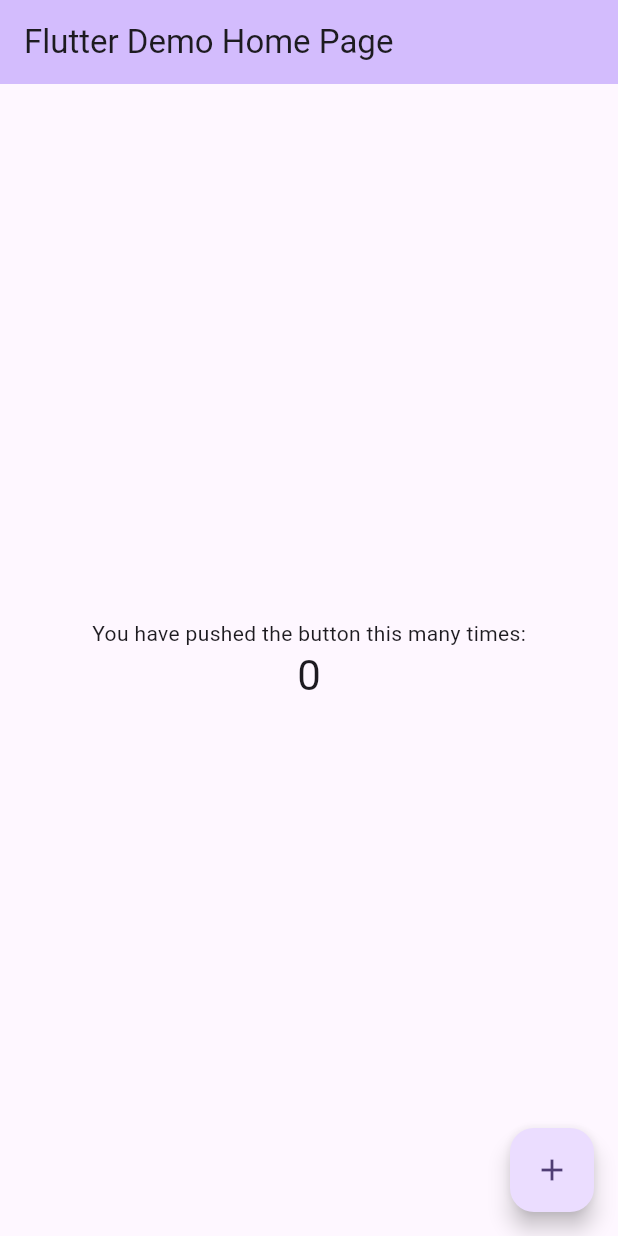
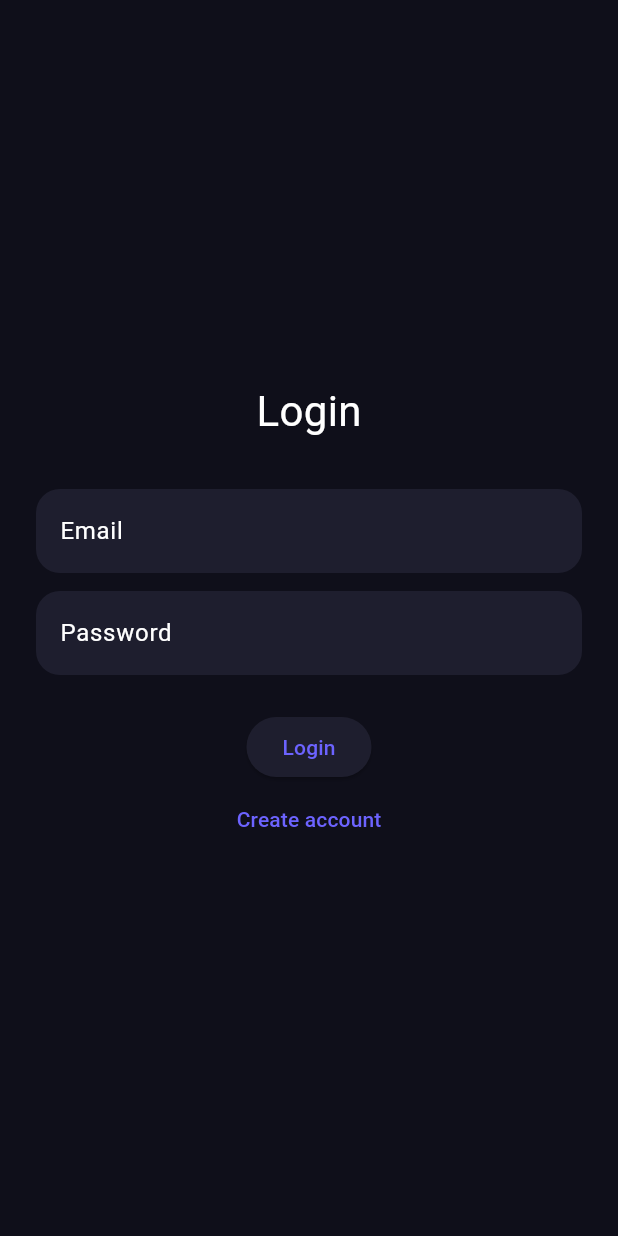
Before and after one commit to aksza/Echo, a Flutter app: the screen it shows after launch, on a phone screen of 412 x 824 dp. Run offline on Flutter 3.47's test engine with Material 3 defaults, Android fonts, the phone set to English and light mode, and no system bars; our stand-ins replace dio, flutter_riverpod.

Commit message:
added theme and login, register pages

```diff
--- /dev/null
+++ b/frontend/echo_app/lib/core/theme/app_theme.dart
@@ -0,0 +1,25 @@
+import 'package:flutter/material.dart';
+
+class AppTheme {
+  static ThemeData darkTheme = ThemeData(
+    useMaterial3: true,
+    brightness: Brightness.dark,
+
+    colorScheme: const ColorScheme.dark(
+      primary: Color(0xFF6C63FF),
+      secondary: Color(0xFF00C2FF),
+      surface: Color(0xFF1E1E2E),
+    ),
+
+    scaffoldBackgroundColor: const Color(0xFF0F0F1A),
+
+    inputDecorationTheme: const InputDecorationTheme(
+      filled: true,
+      fillColor: Color(0xFF1E1E2E),
+      border: OutlineInputBorder(
+        borderRadius: BorderRadius.all(Radius.circular(16)),
+        borderSide: BorderSide.none,
+      ),
+    ),
+  );
+}
--- /dev/null
+++ b/frontend/echo_app/lib/features/auth/data/auth_api.dart
@@ -0,0 +1,25 @@
+import 'package:dio/dio.dart';
+
+class AuthApi {
+  final Dio dio;
+
+  AuthApi(this.dio);
+
+  Future<String> login(String email, String password) async {
+    final res = await dio.post('/auth/login', data: {
+      "email": email,
+      "password": password,
+    });
+
+    return res.data["token"];
+  }
+
+  Future<String> register(String email, String password) async {
+    final res = await dio.post('/auth/register', data: {
+      "email": email,
+      "password": password,
+    });
+
+    return res.data["token"];
+  }
+}
--- /dev/null
+++ b/frontend/echo_app/lib/features/auth/data/auth_repository.dart
@@ -0,0 +1,15 @@
+import '../data/auth_api.dart';
+
+class AuthRepository {
+  final AuthApi api;
+
+  AuthRepository(this.api);
+
+  Future<String> login(String email, String password) {
+    return api.login(email, password);
+  }
+
+  Future<String> register(String email, String password) {
+    return api.register(email, password);
+  }
+}
--- /dev/null
+++ b/frontend/echo_app/lib/features/auth/presentation/auth_controller.dart
@@ -0,0 +1,45 @@
+import 'package:flutter_riverpod/flutter_riverpod.dart';
+import '../data/auth_api.dart';
+import '../data/auth_repository.dart';
+import '../../../core/network/dio_client.dart';
+
+final dioProvider = Provider((ref) => DioClient().dio);
+
+final authApiProvider = Provider((ref) {
+  return AuthApi(ref.read(dioProvider));
+});
+
+final authRepositoryProvider = Provider((ref) {
+  return AuthRepository(ref.read(authApiProvider));
+});
+
+final authControllerProvider =
+    StateNotifierProvider<AuthController, AsyncValue<String?>>((ref) {
+  return AuthController(ref.read(authRepositoryProvider));
+});
+
+class AuthController extends StateNotifier<AsyncValue<String?>> {
+  final AuthRepository repo;
+
+  AuthController(this.repo) : super(const AsyncValue.data(null));
+
+  Future<void> login(String email, String password) async {
+    state = const AsyncValue.loading();
+    try {
+      final token = await repo.login(email, password);
+      state = AsyncValue.data(token);
+    } catch (e) {
+      state = AsyncValue.error(e, StackTrace.current);
+    }
+  }
+
+  Future<void> register(String email, String password) async {
+    state = const AsyncValue.loading();
+    try {
+      final token = await repo.register(email, password);
+      state = AsyncValue.data(token);
+    } catch (e) {
+      state = AsyncValue.error(e, StackTrace.current);
+    }
+  }
+}
--- /dev/null
+++ b/frontend/echo_app/lib/features/auth/presentation/login_page.dart
@@ -0,0 +1,64 @@
+import 'package:echo_app/features/auth/presentation/register_page.dart';
+import 'package:flutter/material.dart';
+import 'package:flutter_riverpod/flutter_riverpod.dart';
+import '../presentation/auth_controller.dart';
+
+class LoginPage extends ConsumerWidget {
+  LoginPage({super.key});
+
+  final email = TextEditingController();
+  final password = TextEditingController();
+
+  @override
+  Widget build(BuildContext context, WidgetRef ref) {
+    final state = ref.watch(authControllerProvider);
+
+    return Scaffold(
+      body: Padding(
+        padding: const EdgeInsets.all(24),
+        child: Column(
+          mainAxisAlignment: MainAxisAlignment.center,
+          children: [
+            const Text("Login", style: TextStyle(fontSize: 28)),
+            const SizedBox(height: 32),
+
+            TextField(
+              controller: email,
+              decoration: const InputDecoration(hintText: "Email"),
+            ),
+            const SizedBox(height: 12),
+
+            TextField(
+              controller: password,
+              obscureText: true,
+              decoration: const InputDecoration(hintText: "Password"),
+            ),
+
+            const SizedBox(height: 24),
+
+            state.isLoading
+                ? const CircularProgressIndicator()
+                : ElevatedButton(
+                    onPressed: () {
+                      ref
+                          .read(authControllerProvider.notifier)
+                          .login(email.text, password.text);
+                    },
+                    child: const Text("Login"),
+                  ),
+
+            TextButton(
+              onPressed: () {
+                Navigator.push(
+                  context,
+                  MaterialPageRoute(builder: (_) => RegisterPage()),
+                );
+              },
+              child: const Text("Create account"),
+            )
+          ],
+        ),
+      ),
+    );
+  }
+}
--- /dev/null
+++ b/frontend/echo_app/lib/features/auth/presentation/register_page.dart
@@ -0,0 +1,48 @@
+import 'package:echo_app/features/auth/presentation/auth_controller.dart';
+import 'package:flutter/material.dart';
+import 'package:flutter_riverpod/flutter_riverpod.dart';
+
+class RegisterPage extends ConsumerWidget {
+  RegisterPage({super.key});
+
+  final email = TextEditingController();
+  final password = TextEditingController();
+
+  @override
+  Widget build(BuildContext context, WidgetRef ref) {
+    return Scaffold(
+      body: Padding(
+        padding: const EdgeInsets.all(24),
+        child: Column(
+          mainAxisAlignment: MainAxisAlignment.center,
+          children: [
+            const Text("Register", style: TextStyle(fontSize: 28)),
+
+            TextField(
+              controller: email,
+              decoration: const InputDecoration(hintText: "Email"),
+            ),
+            const SizedBox(height: 12),
+
+            TextField(
+              controller: password,
+              obscureText: true,
+              decoration: const InputDecoration(hintText: "Password"),
+            ),
+
+            const SizedBox(height: 24),
+
+            ElevatedButton(
+              onPressed: () {
+                ref
+                    .read(authControllerProvider.notifier)
+                    .register(email.text, password.text);
+              },
+              child: const Text("Register"),
+            ),
+          ],
+        ),
+      ),
+    );
+  }
+}
--- a/frontend/echo_app/lib/main.dart
+++ b/frontend/echo_app/lib/main.dart
@@ -1,7 +1,15 @@
+import 'package:echo_app/core/theme/app_theme.dart';
+import 'package:echo_app/features/auth/presentation/login_page.dart';
 import 'package:flutter/material.dart';
 
+import 'package:flutter_riverpod/flutter_riverpod.dart'; // IMPORTANT
+
 void main() {
-  runApp(const MyApp());
+  runApp(
+    const ProviderScope(
+      child: MyApp(),
+    ),
+  );
 }
 
 class MyApp extends StatelessWidget {
@@ -12,25 +20,27 @@ class MyApp extends StatelessWidget {
   Widget build(BuildContext context) {
     return MaterialApp(
       title: 'Flutter Demo',
-      theme: ThemeData(
-        // This is the theme of your application.
-        //
-        // TRY THIS: Try running your application with "flutter run". You'll see
-        // the application has a purple toolbar. Then, without quitting the app,
-        // try changing the seedColor in the colorScheme below to Colors.green
-        // and then invoke "hot reload" (save your changes or press the "hot
-        // reload" button in a Flutter-supported IDE, or press "r" if you used
-        // the command line to start the app).
-        //
-        // Notice that the counter didn't reset back to zero; the application
-        // state is not lost during the reload. To reset the state, use hot
-        // restart instead.
-        //
-        // This works for code too, not just values: Most code changes can be
-        // tested with just a hot reload.
-        colorScheme: .fromSeed(seedColor: Colors.deepPurple),
-      ),
-      home: const MyHomePage(title: 'Flutter Demo Home Page'),
+      // theme: ThemeData(
+      //   // This is the theme of your application.
+      //   //
+      //   // TRY THIS: Try running your application with "flutter run". You'll see
+      //   // the application has a purple toolbar. Then, without quitting the app,
+      //   // try changing the seedColor in the colorScheme below to Colors.green
+      //   // and then invoke "hot reload" (save your changes or press the "hot
+      //   // reload" button in a Flutter-supported IDE, or press "r" if you used
+      //   // the command line to start the app).
+      //   //
+      //   // Notice that the counter didn't reset back to zero; the application
+      //   // state is not lost during the reload. To reset the state, use hot
+      //   // restart instead.
+      //   //
+      //   // This works for code too, not just values: Most code changes can be
+      //   // tested with just a hot reload.
+      //   colorScheme: .fromSeed(seedColor: Colors.deepPurple),
+      // ),
+      theme: AppTheme.darkTheme,
+      // home: const MyHomePage(title: 'Flutter Demo Home Page'),
+      home: LoginPage(),
     );
   }
 }
--- a/frontend/echo_app/pubspec.yaml
+++ b/frontend/echo_app/pubspec.yaml
@@ -35,8 +35,6 @@ dependencies:
   dio: ^5.4.0
   json_annotation: ^4.9.0
   intl: ^0.19.0
-  speech_to_text: ^6.6.0
-  flutter_tts: ^3.8.0
 
   # The following adds the Cupertino Icons font to your application.
   # Use with the CupertinoIcons class for iOS style icons.
```
Also changed, not shown: frontend/echo_app/lib/core/constants/app_colors.dart (added, +8 -0 lines), frontend/echo_app/lib/core/theme/app_text_styles.dart (added, +12 -0 lines), frontend/echo_app/lib/shared/widgets/app_button.dart (added, +23 -0 lines), frontend/echo_app/lib/shared/widgets/app_textfield.dart (added, +22 -0 lines), frontend/echo_app/lib/features/auth/domain/auth_service.dart (added), 1 other file.
